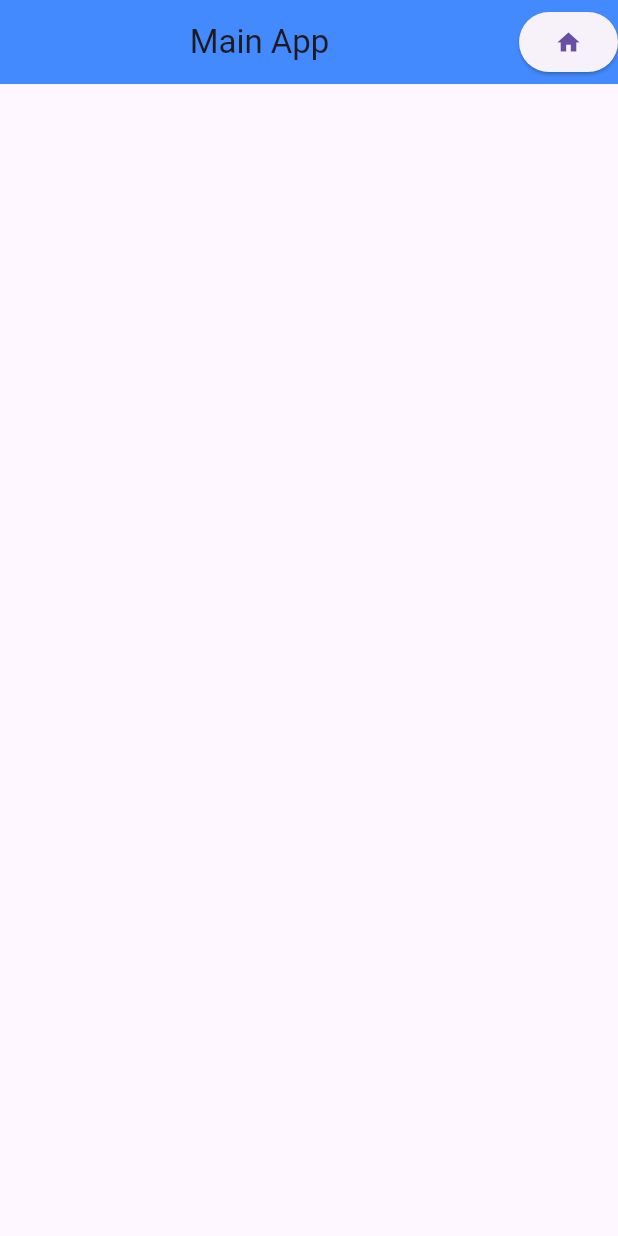
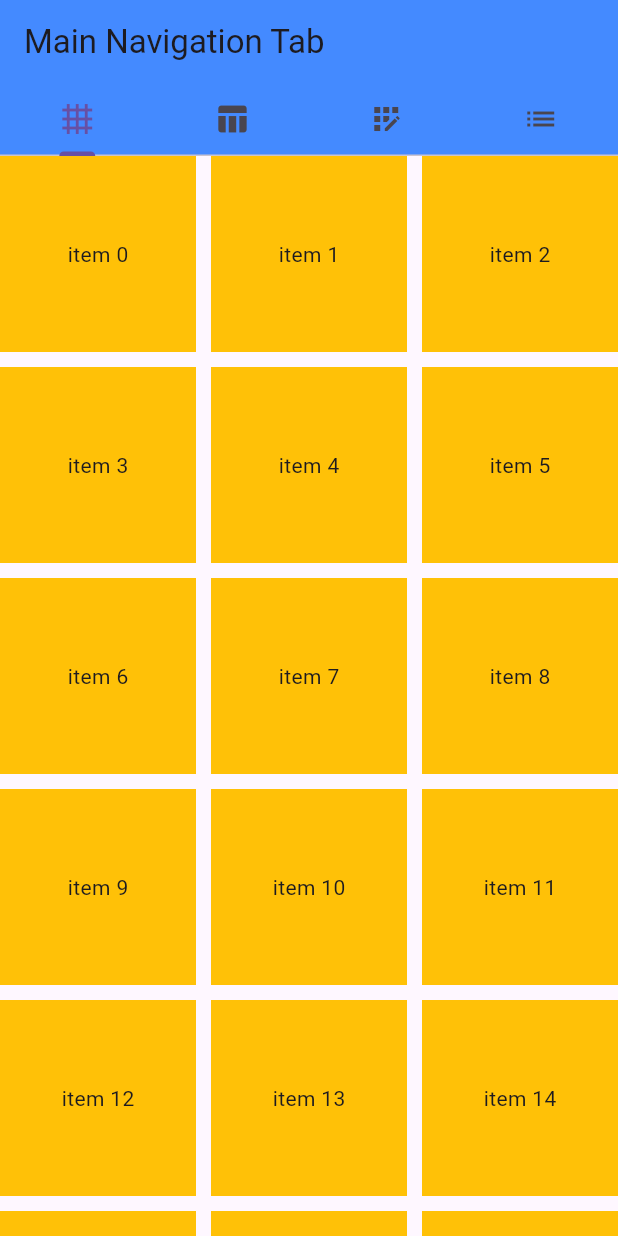
Before and after one commit to Muhammad-Saqib448/basic_ui_class_4, a Flutter app: the screen it shows after launch, on a phone screen of 412 x 824 dp. Run offline on Flutter 3.47's test engine with Material 3 defaults, Android fonts, the light colour scheme and no system bars.

Commit message:
tab navigation added

```diff
--- /dev/null
+++ b/lib/gridscreen.dart
@@ -0,0 +1,54 @@
+
+import 'package:flutter/material.dart';
+
+class GridScreen extends StatelessWidget {
+  const GridScreen({super.key});
+
+  @override
+  Widget build(BuildContext context) {
+    return GridView.count(crossAxisCount: 3,
+    children: List.generate(21, (val) {
+      return Container(
+        padding: const EdgeInsets.all(10),
+
+        child:  ListTile(
+          title: Text("Item $val",
+          overflow: TextOverflow.fade,),
+          // leading: const Text('leading',
+          // overflow: TextOverflow.fade,),
+          subtitle: const Text('subtitle',
+          overflow: TextOverflow.ellipsis,),
+
+          tileColor: Colors.amberAccent,
+          onTap: () => Text("Item $val"),
+
+        ),
+      );
+    }),
+    );
+  }
+}
+
+class GridBuilderScreen extends StatelessWidget {
+  const GridBuilderScreen({super.key});
+
+  @override
+  Widget build(BuildContext context) {
+    return GridView.builder(
+      gridDelegate:const SliverGridDelegateWithMaxCrossAxisExtent(maxCrossAxisExtent: 150,
+      mainAxisSpacing: 10,
+      crossAxisSpacing: 10,
+      ),
+      itemBuilder: (context, index) {
+        return Container(
+
+          color: Colors.amber,
+          padding: const EdgeInsets.all(10),
+          child: Center(child: Text("item $index")),
+        );
+      },
+      itemCount: 30,
+      );
+
+  }
+}
--- a/lib/main.dart
+++ b/lib/main.dart
@@ -1,6 +1,7 @@
 // ignore: unused_import
 import 'package:basic_ui_class_4/layoutpractice.dart';
 import 'package:basic_ui_class_4/homepage.dart';
+import 'package:basic_ui_class_4/tabscreen.dart';
 import 'package:flutter/material.dart';
 
 void main() {
@@ -18,7 +19,7 @@ void main() {
   runApp( const MaterialApp(
     title:  'Navigation and Routing',
     debugShowCheckedModeBanner: false,
-    home: MainApp(),
+    home: Tabs(),
   ));
 }
 
--- /dev/null
+++ b/lib/tabscreen.dart
@@ -0,0 +1,43 @@
+
+import 'package:basic_ui_class_4/gridscreen.dart';
+// import 'package:basic_ui_class_4/homepage.dart';
+import 'package:basic_ui_class_4/inputscreen.dart';
+import 'package:basic_ui_class_4/listscreen.dart';
+// import 'package:basic_ui_class_4/layoutpractice.dart';
+import 'package:basic_ui_class_4/main.dart';
+import 'package:flutter/material.dart';
+// import 'package:flutter/widgets.dart';
+
+class Tabs extends StatelessWidget {
+  const Tabs({super.key});
+
+  @override
+  Widget build(BuildContext context) {
+
+    return MaterialApp(
+      home: DefaultTabController(length: 4,
+      child: Scaffold(
+        appBar: AppBar(
+          title:const Text('Main Navigation Tab'),
+          backgroundColor: Colors.blueAccent,
+          bottom: const TabBar(
+            tabs: [
+              Tab(icon: Icon(Icons.grid_4x4),),
+              Tab(icon: Icon(Icons.table_chart),),
+              Tab(icon: Icon(Icons.app_registration),),
+              Tab(icon: Icon(Icons.list),),
+            ]
+            ),
+        ),
+        body: const TabBarView(children: [
+          GridBuilderScreen(),
+          LoginPage(),
+          MainApp(),
+          ListScreen(),
+        ]),
+      )
+      ),
+    );
+
+  }
+}
```
Also changed, not shown: lib/inputscreen.dart (added, +70 -0 lines), lib/listscreen.dart (added, +24 -0 lines).
